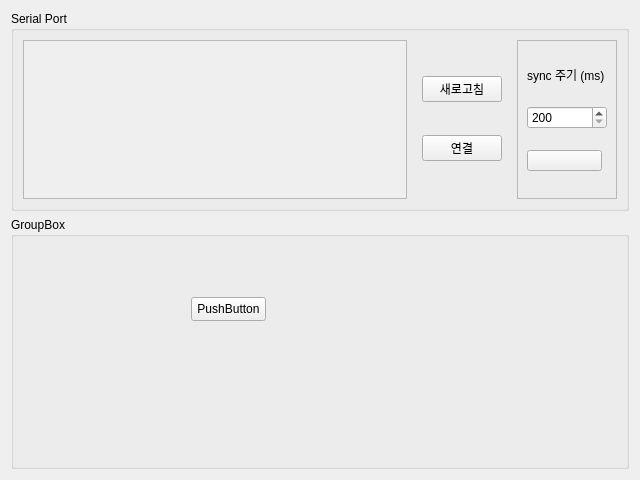
First picture: the form in src/ui/setting_page.ui, repository minimirror1/remote_gui, before the edit.
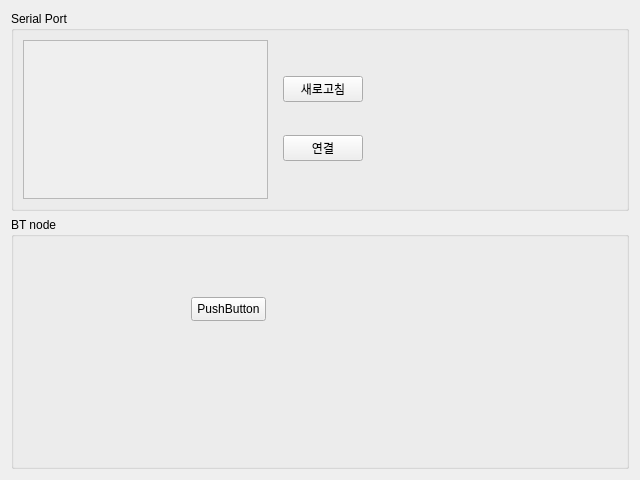
Second picture: the form after the edit. Icons and pictures are not drawn.

The edit to the form file:
```diff
--- a/src/ui/setting_page.ui
+++ b/src/ui/setting_page.ui
@@ -36,7 +36,7 @@
           <rect>
            <x>0</x>
            <y>0</y>
-           <width>391</width>
+           <width>247</width>
            <height>162</height>
           </rect>
          </property>
@@ -64,102 +64,17 @@
        </widget>
       </item>
       <item>
-       <widget class="QFrame" name="frame">
-        <property name="minimumSize">
+       <spacer name="horizontalSpacer">
+        <property name="orientation">
+         <enum>Qt::Orientation::Horizontal</enum>
+        </property>
+        <property name="sizeHint" stdset="0">
          <size>
-          <width>100</width>
-          <height>0</height>
+          <width>245</width>
+          <height>20</height>
          </size>
         </property>
-        <property name="layoutDirection">
-         <enum>Qt::LayoutDirection::LeftToRight</enum>
-        </property>
-        <property name="frameShape">
-         <enum>QFrame::Shape::StyledPanel</enum>
-        </property>
-        <property name="frameShadow">
-         <enum>QFrame::Shadow::Raised</enum>
-        </property>
-        <layout class="QVBoxLayout" name="verticalLayout_3">
-         <item>
-          <widget class="QLabel" name="label">
-           <property name="minimumSize">
-            <size>
-             <width>0</width>
-             <height>20</height>
-            </size>
-           </property>
-           <property name="maximumSize">
-            <size>
-             <width>16777215</width>
-             <height>20</height>
-            </size>
-           </property>
-           <property name="text">
-            <string>sync 주기 (ms)</string>
-           </property>
-          </widget>
-         </item>
-         <item>
-          <widget class="QSpinBox" name="sync_ms_spinBox">
-           <property name="minimum">
-            <number>200</number>
-           </property>
-           <property name="maximum">
-            <number>5000</number>
-           </property>
-           <property name="singleStep">
-            <number>5</number>
-           </property>
-          </widget>
-         </item>
-         <item>
-          <widget class="QPushButton" name="sync_enable">
-           <property name="minimumSize">
-            <size>
-             <width>75</width>
-             <height>21</height>
-            </size>
-           </property>
-           <property name="maximumSize">
-            <size>
-             <width>75</width>
-             <height>21</height>
-            </size>
-           </property>
-           <property name="text">
-            <string/>
-           </property>
-           <property name="icon">
-            <iconset resource="../resources/icons/_icons.qrc">
-             <normaloff>:/font_awesome_solid/icons/user/Checkbox_Off.png</normaloff>
-             <normalon>:/font_awesome_solid/icons/user/Checkbox_On.png</normalon>
-             <disabledoff>:/font_awesome_solid/icons/user/Checkbox_Off.png</disabledoff>
-             <disabledon>:/font_awesome_solid/icons/user/Checkbox_On.png</disabledon>
-             <activeoff>:/font_awesome_solid/icons/user/Checkbox_Off.png</activeoff>
-             <activeon>:/font_awesome_solid/icons/user/Checkbox_On.png</activeon>
-             <selectedoff>:/font_awesome_solid/icons/user/Checkbox_Off.png</selectedoff>
-             <selectedon>:/font_awesome_solid/icons/user/Checkbox_On.png</selectedon>:/font_awesome_solid/icons/user/Checkbox_Off.png</iconset>
-           </property>
-           <property name="iconSize">
-            <size>
-             <width>75</width>
-             <height>75</height>
-            </size>
-           </property>
-           <property name="checkable">
-            <bool>true</bool>
-           </property>
-           <property name="checked">
-            <bool>false</bool>
-           </property>
-           <property name="autoRepeat">
-            <bool>false</bool>
-           </property>
-          </widget>
-         </item>
-        </layout>
-       </widget>
+       </spacer>
       </item>
      </layout>
     </widget>
@@ -167,7 +82,7 @@
    <item>
     <widget class="QGroupBox" name="groupBox_2">
      <property name="title">
-      <string>GroupBox</string>
+      <string>BT node</string>
      </property>
      <widget class="QPushButton" name="pushButton_3">
       <property name="geometry">
```
Left out of the diff: 4 changed lines with no effect on the pictures.
